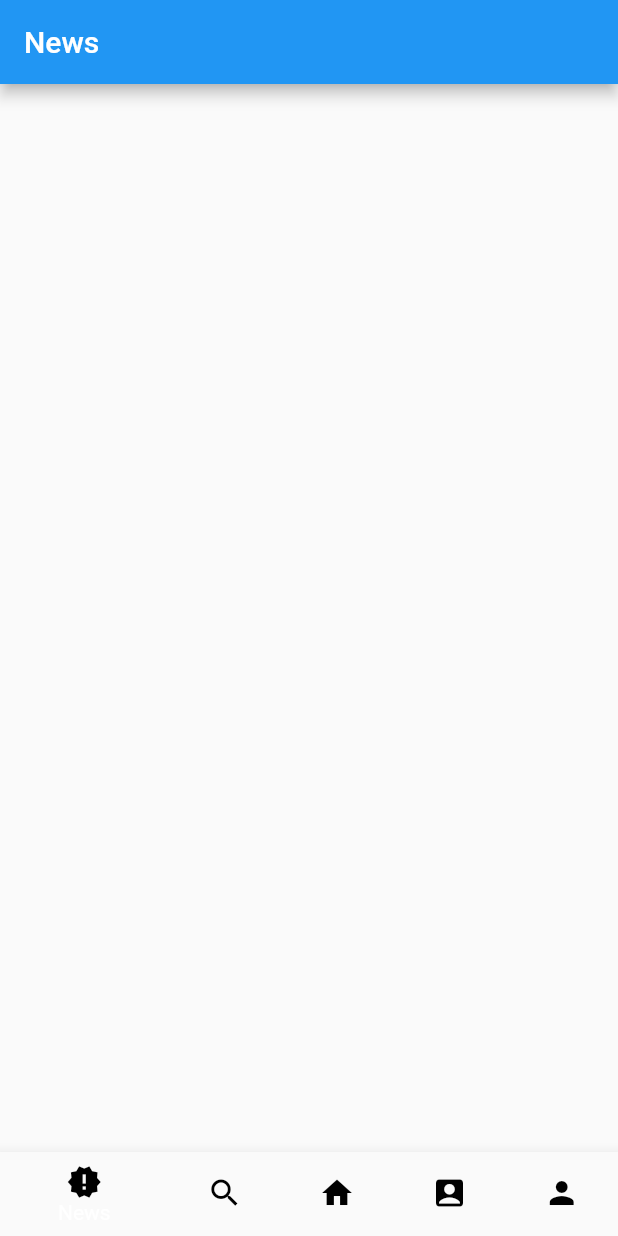
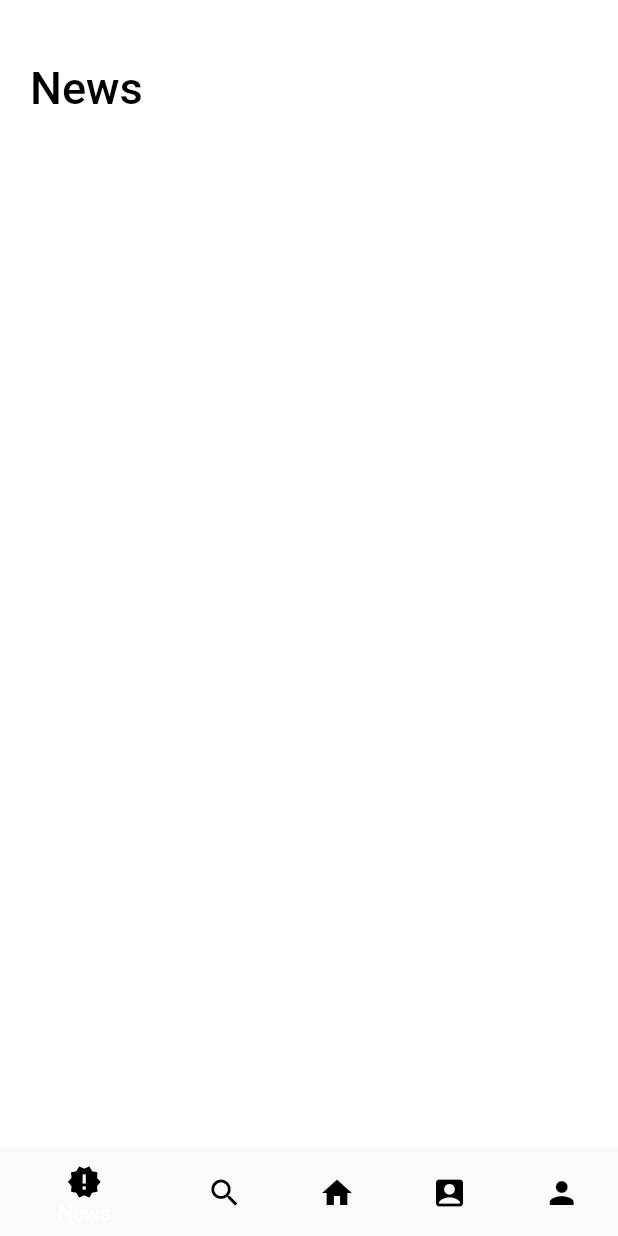
Before and after one commit to Shashank25071999/Saksham19, a Flutter app: the screen it shows after launch, on a phone screen of 412 x 824 dp. Run offline on Flutter 3.47's test engine with Material 2 defaults, Android fonts, the phone set to English and light mode, and no system bars; our stand-ins replace charts_flutter, simple_animations.

Commit message:
Changes required

```diff
--- a/lib/news.dart
+++ b/lib/news.dart
@@ -13,8 +13,33 @@ class NewsState extends State<News>{
   @override
   Widget build(BuildContext context) {
     // TODO: implement build
-    return Scaffold(
-      appBar:AppBar(title:Text("News"))
+   return Scaffold(
+      backgroundColor: Colors.white,
+      body:CustomScrollView(
+        slivers: <Widget>[
+          SliverAppBar(
+            expandedHeight: 85,
+            pinned: true,
+            floating: true,
+           backgroundColor:Colors.white,
+            flexibleSpace: FlexibleSpaceBar(
+               titlePadding: EdgeInsets.only(left:20,bottom:10,top: 20),
+              title: Text('News',style:TextStyle(color:Colors.black),),
+
+            ),
+          ),
+          SliverFixedExtentList(itemExtent: 1750,
+            delegate: SliverChildListDelegate([
+             SingleChildScrollView(
+               child: Column(mainAxisAlignment: MainAxisAlignment.start,
+               crossAxisAlignment: CrossAxisAlignment.start,
+                 children: <Widget>[
+                                ],)
+               // Padding(padding: EdgeInsets.all(12.0),child: Text("You are"
+             )
+            ]))
+        ],
+      )
     );
   }
 }
```
